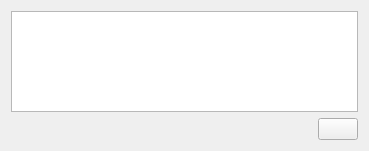
MX-Linux/mx-usb-unmounter, file usbunmounter.ui: the form before one commit.
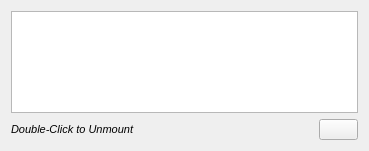
The form after the commit. Icons and pictures are not drawn.

Commit message: changed notification system added borderless feature

```diff
--- a/usbunmounter.ui
+++ b/usbunmounter.ui
@@ -16,6 +16,13 @@
     <verstretch>0</verstretch>
    </sizepolicy>
   </property>
+  <property name="font">
+   <font>
+    <pointsize>8</pointsize>
+    <weight>50</weight>
+    <bold>false</bold>
+   </font>
+  </property>
   <property name="windowTitle">
    <string>MX USB Unmounter</string>
   </property>
@@ -36,6 +43,18 @@
      </property>
     </widget>
    </item>
+   <item row="1" column="0">
+    <widget class="QLabel" name="label">
+     <property name="font">
+      <font>
+       <italic>true</italic>
+      </font>
+     </property>
+     <property name="text">
+      <string>Double-Click to Unmount</string>
+     </property>
+    </widget>
+   </item>
    <item row="1" column="1">
     <spacer name="horizontalSpacer">
      <property name="orientation">
```
Left out of the diff: 3 changed lines with no effect on the pictures. The commit also changes 1 other file.
